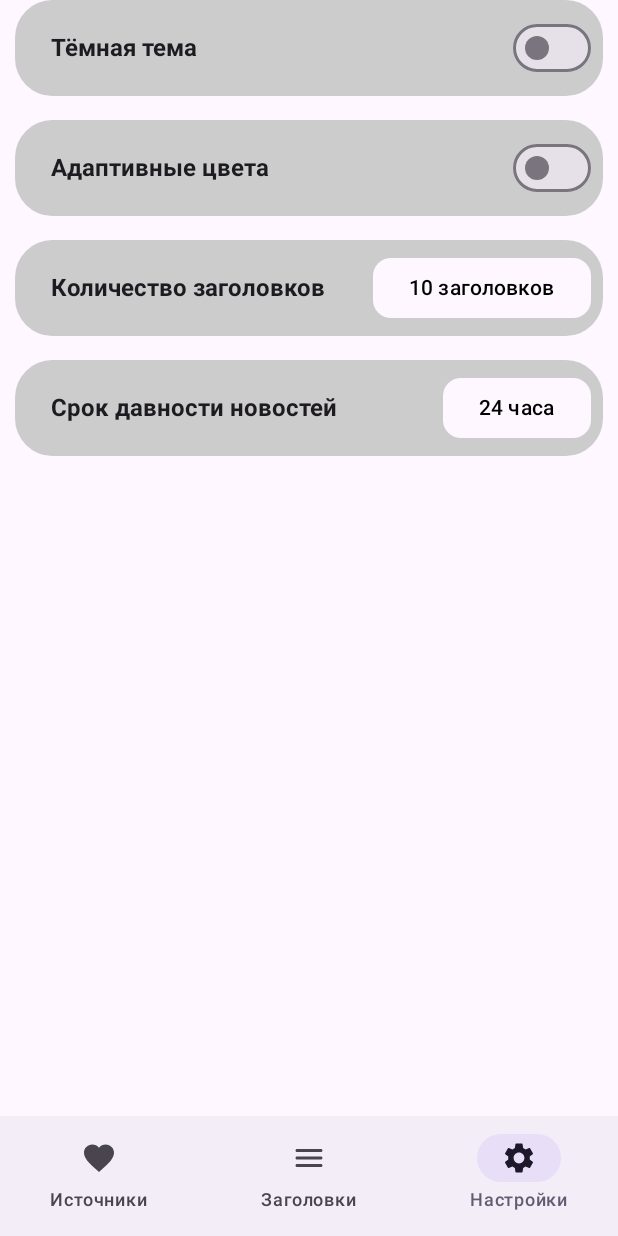
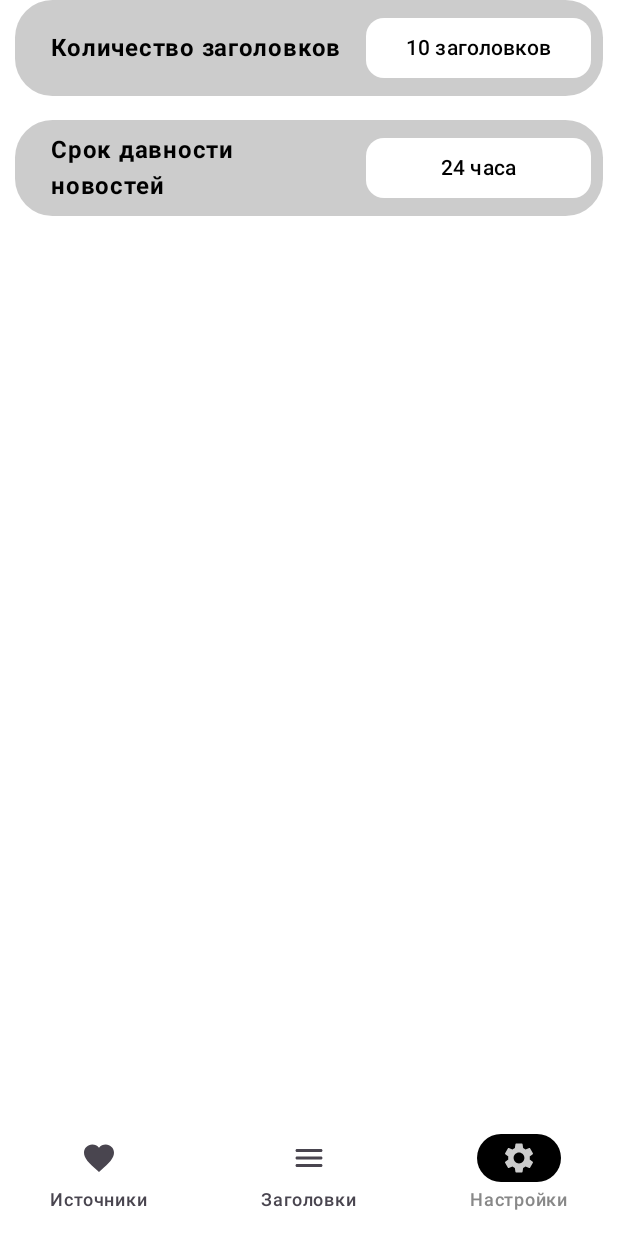
Before and after one commit to Rodomers/Redact, an Android app built with Jetpack Compose: the screen it shows after launch (MainActivity), item 3 of the bottom bar chosen, on a phone screen of 412 x 824 dp. Run offline under Robolectric (Android 15) with nearby library versions, the phone set to English and light mode, and no system bars.

Commit message:
Color Themes (Black/White, autoswitch)

```diff
--- a/app/src/main/java/com/rds/mews/CustomUI.kt
+++ b/app/src/main/java/com/rds/mews/CustomUI.kt
@@ -29,7 +29,6 @@ import androidx.compose.runtime.Composable
 import androidx.compose.runtime.remember
 import androidx.compose.ui.Alignment
 import androidx.compose.ui.Modifier
-import androidx.compose.ui.graphics.Color
 import androidx.compose.ui.text.style.TextAlign
 import androidx.compose.ui.unit.dp
 import androidx.compose.animation.shrinkVertically
@@ -53,6 +52,7 @@ import androidx.compose.ui.text.font.FontWeight
 import androidx.compose.ui.tooling.preview.Preview
 import androidx.compose.ui.unit.sp
 import androidx.compose.ui.window.Popup
+import com.rds.mews.ui.theme.Shapes
 import kotlinx.coroutines.launch
 
 @Composable
@@ -62,9 +62,9 @@ fun CustomDropdown(
     animDuration: Int = 200
 ) {Surface(
         modifier = Modifier.width(150.dp),
-        shape = RoundedCornerShape(12.dp),
+        shape = Shapes.small,
         color = MaterialTheme.colorScheme.surface,
-        shadowElevation = 6.dp
+        shadowElevation = 4.dp
     ) {
         AnimatedVisibility(
             visibleState = transitionState,
@@ -85,7 +85,7 @@ fun CustomDropdown(
                     CustomDropdownMenuItem(button.first, button.second, onDismiss = onDismiss)
                     if (index < buttons.size - 1) {
                         HorizontalDivider(
-                            color = Color.Gray,
+                            color = MaterialTheme.colorScheme.secondary,
                             thickness = 1.dp,
                             modifier = Modifier.padding(horizontal = 8.dp)
                         )
@@ -115,7 +115,7 @@ private fun CustomDropdownMenuItem(
     ) {
         Text(
             text = text,
-            style = MaterialTheme.typography.bodyLarge,
+            style = MaterialTheme.typography.bodyLarge
         )
     }
 }
@@ -133,7 +133,7 @@ fun CustomCardWithMenu(
             .fillMaxWidth()
             .height(50.dp),
         shape = RoundedCornerShape(12.dp),
-        color = Color.LightGray,
+        color = MaterialTheme.colorScheme.primary,
         shadowElevation = 0.dp
     ) {
         Row(
@@ -152,7 +152,7 @@ fun CustomCardWithMenu(
             IconButton(
                 onClick = {toggleDropdown()},
                 modifier = Modifier
-                    .background(color = Color.Gray)
+                    .background(MaterialTheme.colorScheme.secondary)
                     .fillMaxHeight()
             ) {
                 Icon(imageVector = Icons.Default.MoreVert, contentDescription = "Меню")
@@ -184,7 +184,7 @@ fun TitlesCard(title: Title) {
             .fillMaxWidth()
             .wrapContentHeight(),
         shape = RoundedCornerShape(25.dp),
-        color = Color.LightGray
+        color = MaterialTheme.colorScheme.primary
     ) {
         Column(
             modifier = Modifier.padding(horizontal = 16.dp).animateContentSize()
@@ -198,8 +198,7 @@ fun TitlesCard(title: Title) {
                 Text(
                     text = "14:88",
                     textAlign = TextAlign.Left,
-                    modifier = Modifier.padding(8.dp).width(40.dp),
-                    color = Color.Black
+                    modifier = Modifier.padding(8.dp).width(40.dp)
                 )
                 Text(
                     text = title.title,
@@ -218,7 +217,7 @@ fun TitlesCard(title: Title) {
 
                 HorizontalDivider(
                     thickness = 1.dp,
-                    color = Color.Gray,
+                    color = MaterialTheme.colorScheme.secondary,
                     modifier = Modifier.padding(vertical = 10.dp))
 
                 HorizontalPager(
@@ -230,6 +229,7 @@ fun TitlesCard(title: Title) {
                     when (page) {
                         0 -> {
                             Text(text = title.text,
+                                color = MaterialTheme.colorScheme.onPrimary,
                                 modifier = Modifier.onSizeChanged { newSize ->
                                     pagerContentHeight = newSize.height
                                 })
@@ -253,7 +253,7 @@ fun TitlesCard(title: Title) {
 
                 HorizontalDivider(
                     thickness = 1.dp,
-                    color = Color.Gray,
+                    color = MaterialTheme.colorScheme.secondary,
                     modifier = Modifier.padding(vertical = 10.dp))
 
                 Row(
@@ -301,7 +301,7 @@ fun CustomSettingsItem(text: String, item: @Composable () -> Unit) {
             .fillMaxWidth()
             .wrapContentHeight(),
         shape = RoundedCornerShape(25.dp),
-        color = Color.LightGray
+        color = MaterialTheme.colorScheme.primary
     ) {
         Row(
             modifier = Modifier.padding(8.dp),
--- a/app/src/main/java/com/rds/mews/MainActivity.kt
+++ b/app/src/main/java/com/rds/mews/MainActivity.kt
@@ -4,13 +4,18 @@ import android.os.Bundle
 import androidx.activity.ComponentActivity
 import androidx.activity.compose.setContent
 import androidx.activity.enableEdgeToEdge
+import androidx.core.view.WindowCompat
+import com.rds.mews.ui.theme.MewsTheme
 
 class MainActivity : ComponentActivity() {
     override fun onCreate(savedInstanceState: Bundle?) {
         super.onCreate(savedInstanceState)
-        enableEdgeToEdge()
+        WindowCompat.setDecorFitsSystemWindows(window, false)
+
         setContent {
-            MainScreen()
+            MewsTheme {
+                MainScreen()
+            }
         }
     }
 }
--- a/app/src/main/java/com/rds/mews/MainActivityInterface.kt
+++ b/app/src/main/java/com/rds/mews/MainActivityInterface.kt
@@ -1,16 +1,15 @@
 package com.rds.mews
 
-import androidx.compose.foundation.layout.Arrangement
-import androidx.compose.foundation.layout.Column
-import androidx.compose.foundation.layout.fillMaxSize
 import androidx.compose.foundation.layout.padding
 import androidx.compose.material.icons.Icons
 import androidx.compose.material.icons.filled.Favorite
 import androidx.compose.material.icons.filled.Settings
 import androidx.compose.material.icons.rounded.Menu
 import androidx.compose.material3.Icon
+import androidx.compose.material3.MaterialTheme
 import androidx.compose.material3.NavigationBar
 import androidx.compose.material3.NavigationBarItem
+import androidx.compose.material3.NavigationBarItemDefaults
 import androidx.compose.material3.Scaffold
 import androidx.compose.material3.Text
 import androidx.compose.runtime.Composable
@@ -18,10 +17,8 @@ import androidx.compose.runtime.getValue
 import androidx.compose.runtime.mutableStateOf
 import androidx.compose.runtime.remember
 import androidx.compose.runtime.setValue
-import androidx.compose.ui.Alignment
 import androidx.compose.ui.Modifier
 import androidx.compose.ui.graphics.vector.ImageVector
-import androidx.compose.ui.tooling.preview.Preview
 
 sealed class TabScreen(val title: String, val icon: ImageVector) {
     data object Sources: TabScreen(title = "Источники", Icons.Default.Favorite)
@@ -201,7 +198,7 @@ fun MainScreen() {
                 selectedTab = selectedTab,
                 onTabSelected = { newTab ->
                     selectedTab = newTab
-                }
+                },
             )
         }
     ) { paddingValues ->
@@ -226,7 +223,7 @@ fun MainScreen() {
 fun MyBottomBar(selectedTab: TabScreen, onTabSelected: (TabScreen) -> Unit) {
     val tabs = listOf(TabScreen.Sources, TabScreen.Titles, TabScreen.Settings)
 
-    NavigationBar {
+    NavigationBar(containerColor = MaterialTheme.colorScheme.surface) {
         tabs.forEach { tab ->
             NavigationBarItem(
                 selected = selectedTab == tab,
@@ -236,14 +233,13 @@ fun MyBottomBar(selectedTab: TabScreen, onTabSelected: (TabScreen) -> Unit) {
                 },
                 label = {
                     Text(text = tab.title)
-                }
+                },
+                colors = NavigationBarItemDefaults.colors(
+                    selectedIconColor = MaterialTheme.colorScheme.primary,
+                    unselectedIconColor = MaterialTheme.colorScheme.onSurfaceVariant,
+                    indicatorColor = MaterialTheme.colorScheme.onBackground
+                )
             )
         }
     }
 }
-
-@Preview(showBackground = true)
-@Composable
-fun MainScreenPreview() {
-    MainScreen()
-}
--- a/app/src/main/java/com/rds/mews/SettingsGrid.kt
+++ b/app/src/main/java/com/rds/mews/SettingsGrid.kt
@@ -7,6 +7,7 @@ import androidx.compose.foundation.layout.Box
 import androidx.compose.foundation.layout.Column
 import androidx.compose.foundation.layout.padding
 import androidx.compose.foundation.layout.statusBarsPadding
+import androidx.compose.foundation.layout.width
 import androidx.compose.foundation.layout.wrapContentSize
 import androidx.compose.foundation.rememberScrollState
 import androidx.compose.foundation.shape.RoundedCornerShape
@@ -59,28 +60,26 @@ fun SettingsGrid(modifier: Modifier) {
             .verticalScroll(rememberScrollState()),
         verticalArrangement = Arrangement.spacedBy(16.dp),
     ) {
-        CustomSettingsItem(text = "Тёмная тема") {
-            Switch(
-            checked = darkTheme, onCheckedChange = { darkTheme = it }
-            )
-        }
-        if (Build.VERSION.SDK_INT >= Build.VERSION_CODES.S) {
-            CustomSettingsItem(text = "Адаптивные цвета") {
-                Switch(
-                    checked = adaptiveColors, onCheckedChange = { adaptiveColors = it }
-                )
-            }
-        }
+//        CustomSettingsItem(text = "Тёмная тема") {
+//            Switch(checked = darkTheme, onCheckedChange = { darkTheme = it })
+//        }
+//        if (Build.VERSION.SDK_INT >= Build.VERSION_CODES.S) {
+//            CustomSettingsItem(text = "Адаптивные цвета") {
+//                Switch(
+//                    checked = adaptiveColors, onCheckedChange = { adaptiveColors = it }
+//                )
+//            }
+//        }
         CustomSettingsItem(text = "Количество заголовков") {
             Box() {
                 Button(
                     modifier = Modifier
-                        .wrapContentSize(),
+                        .wrapContentSize()
+                        .width(150.dp),
                     onClick = { titlesDropdownVisible.targetState = !titlesDropdownVisible.currentState },
                     shape = RoundedCornerShape(12.dp),
                     colors = ButtonDefaults.buttonColors(
-                        containerColor = MaterialTheme.colorScheme.background,
-                        contentColor = Color.Black
+                        containerColor = MaterialTheme.colorScheme.background
                     )
                 ) {
                     Text(text = titlesNum)
@@ -100,12 +99,12 @@ fun SettingsGrid(modifier: Modifier) {
             Box() {
                 Button(
                     modifier = Modifier
-                        .wrapContentSize(),
+                        .wrapContentSize()
+                        .width(150.dp),
                     onClick = { limitationDropdownVisible.targetState = !limitationDropdownVisible.currentState },
                     shape = RoundedCornerShape(12.dp),
                     colors = ButtonDefaults.buttonColors(
-                        containerColor = MaterialTheme.colorScheme.background,
-                        contentColor = Color.Black
+                        containerColor = MaterialTheme.colorScheme.background
                     )
                 ) {
                     Text(text = limitation)
--- a/app/src/main/java/com/rds/mews/ui/theme/Color.kt
+++ b/app/src/main/java/com/rds/mews/ui/theme/Color.kt
@@ -1,11 +1,9 @@
 package com.rds.mews.ui.theme
 
+import androidx.compose.material3.darkColorScheme
+import androidx.compose.material3.lightColorScheme
 import androidx.compose.ui.graphics.Color
 
-val Purple80 = Color(0xFFD0BCFF)
-val PurpleGrey80 = Color(0xFFCCC2DC)
-val Pink80 = Color(0xFFEFB8C8)
-
-val Purple40 = Color(0xFF6650a4)
-val PurpleGrey40 = Color(0xFF625b71)
-val Pink40 = Color(0xFF7D5260)
+val DarkGray = Color(0xFF121212)
+val MediumGray = Color(0xFF1D1D1D)
+val LighterGray = Color(0xFF2C2C2C)
--- a/app/src/main/java/com/rds/mews/ui/theme/Theme.kt
+++ b/app/src/main/java/com/rds/mews/ui/theme/Theme.kt
@@ -4,55 +4,92 @@ import android.app.Activity
 import android.os.Build
 import androidx.compose.foundation.isSystemInDarkTheme
 import androidx.compose.material3.MaterialTheme
+import androidx.compose.material3.Typography
 import androidx.compose.material3.darkColorScheme
-import androidx.compose.material3.dynamicDarkColorScheme
-import androidx.compose.material3.dynamicLightColorScheme
 import androidx.compose.material3.lightColorScheme
 import androidx.compose.runtime.Composable
-import androidx.compose.ui.platform.LocalContext
+import androidx.compose.runtime.SideEffect
+import androidx.compose.ui.graphics.Color
+import androidx.compose.ui.graphics.toArgb
+import androidx.compose.ui.platform.LocalView
+import androidx.compose.ui.text.TextStyle
+import androidx.compose.ui.text.font.FontFamily
+import androidx.compose.ui.text.font.FontWeight
+import androidx.compose.ui.unit.sp
+import androidx.core.view.WindowCompat
+
+private val LightColorScheme = lightColorScheme(
+    primary = Color.LightGray,
+    secondary = Color.Gray,
+    background = Color.White,
+    surface = Color.White,
+    onPrimary = Color.Black,
+    onSecondary = Color.White,
+    onBackground = Color.Black,
+    onSurface = Color.Black
+)
 
 private val DarkColorScheme = darkColorScheme(
-    primary = Purple80,
-    secondary = PurpleGrey80,
-    tertiary = Pink80
+    primary = LighterGray, // Светлый серый для выделения
+    secondary = Color.DarkGray, // Средний серый для второстепенных элементов
+    background = DarkGray, // Тёмный фон
+    surface = DarkGray, // Тёмная поверхность
+    onPrimary = Color.White, // Белый текст на `primary` фоне
+    onSecondary = Color.White, // Белый текст на `secondary` фоне
+    onBackground = Color.White, // Белый текст на `background` фоне
+    onSurface = Color.White // Белый текст на `surface` фоне
 )
 
-private val LightColorScheme = lightColorScheme(
-    primary = Purple40,
-    secondary = PurpleGrey40,
-    tertiary = Pink40
-
-    /* Other default colors to override
-    background = Color(0xFFFFFBFE),
-    surface = Color(0xFFFFFBFE),
-    onPrimary = Color.White,
-    onSecondary = Color.White,
-    onTertiary = Color.White,
-    onBackground = Color(0xFF1C1B1F),
-    onSurface = Color(0xFF1C1B1F),
-    */
+// Добавленный объект Typography, который отсутствовал
+val typography = Typography(
+    bodyLarge = TextStyle(
+        fontFamily = FontFamily.Default,
+        fontWeight = FontWeight.Normal,
+        fontSize = 14.sp,
+        lineHeight = 24.sp,
+        letterSpacing = 0.5.sp
+    )
+    /* При необходимости здесь можно переопределить и другие стили текста,
+       такие как titleLarge, bodyMedium и т.д. */
 )
 
 @Composable
 fun MewsTheme(
     darkTheme: Boolean = isSystemInDarkTheme(),
-    // Dynamic color is available on Android 12+
+    // Динамические цвета доступны на Android 12+
     dynamicColor: Boolean = true,
     content: @Composable () -> Unit
 ) {
     val colorScheme = when {
-        dynamicColor && Build.VERSION.SDK_INT >= Build.VERSION_CODES.S -> {
-            val context = LocalContext.current
-            if (darkTheme) dynamicDarkColorScheme(context) else dynamicLightColorScheme(context)
-        }
+//        dynamicColor && Build.VERSION.SDK_INT >= Build.VERSION_CODES.S -> {
+//            val context = LocalContext.current
+//            if (darkTheme) dynamicDarkColorScheme(context) else dynamicLightColorScheme(context)
+//        }
 
         darkTheme -> DarkColorScheme
         else -> LightColorScheme
     }
 
+    // Добавлен SideEffect для управления цветом и иконками системной строки состояния
+    val view = LocalView.current
+    if (!view.isInEditMode) {
+        SideEffect {
+            val window = (view.context as Activity).window
+            // Устанавливаем цвет строки состояния в соответствии с фоном темы
+            window.statusBarColor = Color.Transparent.toArgb()
+
+            // Указываем, что контент будет рисоваться под системными панелями
+            WindowCompat.setDecorFitsSystemWindows(window, false)
+
+            // Устанавливаем цвет иконок в строке состояния
+            val insetsController = WindowCompat.getInsetsController(window, view)
+            insetsController.isAppearanceLightStatusBars = !darkTheme
+        }
+    }
+
     MaterialTheme(
         colorScheme = colorScheme,
-        typography = Typography,
+        typography = typography, // Теперь ссылка на Typography корректна
         content = content
     )
 }
```
Also changed, not shown: app/src/main/java/com/rds/mews/ui/theme/Shape.kt (added, +12 -0 lines).
